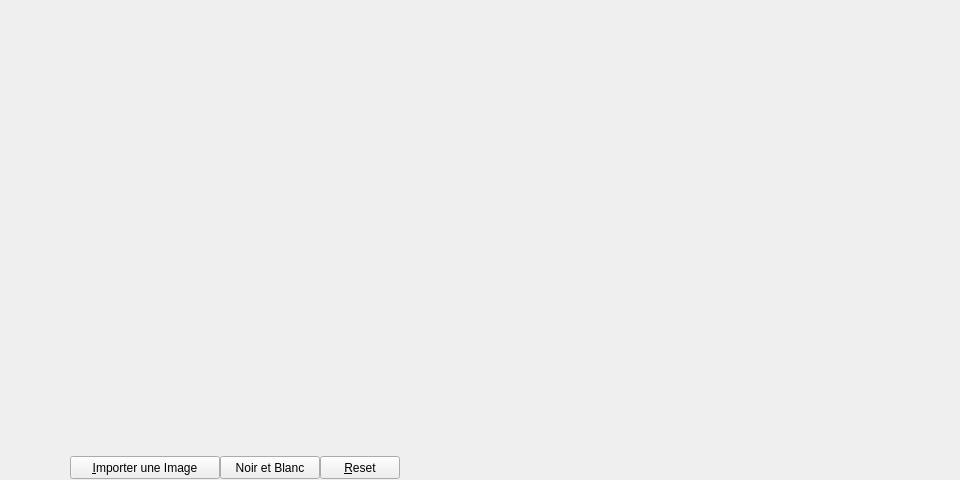
First picture: the form in Interface/InterfacePrincipale.ui, repository gdescomps/HoKo, before the edit.
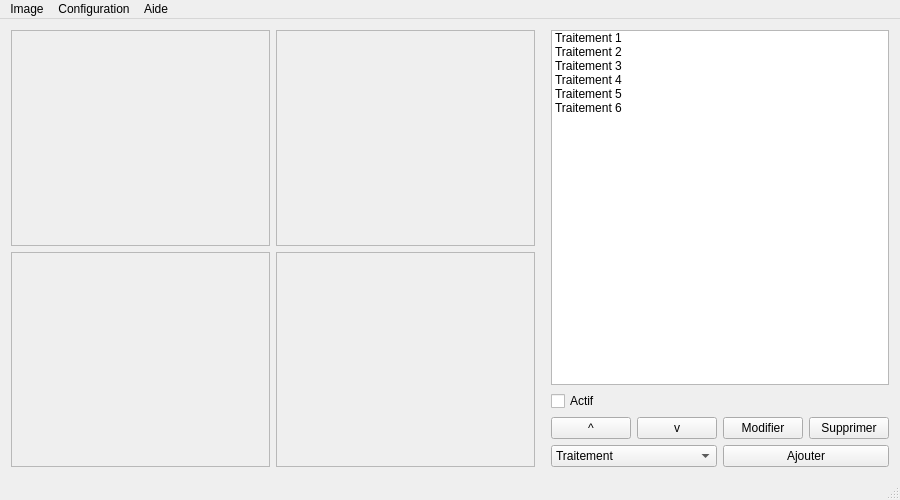
Second picture: the form after the edit. Icons and pictures are not drawn.

Commit message: Mise en forme de l'interface

What changed in the file:
```diff
--- a/Interface/InterfacePrincipale.ui
+++ b/Interface/InterfacePrincipale.ui
@@ -6,71 +6,323 @@
    <rect>
     <x>0</x>
     <y>0</y>
-    <width>960</width>
-    <height>480</height>
+    <width>900</width>
+    <height>500</height>
    </rect>
   </property>
+  <property name="minimumSize">
+   <size>
+    <width>900</width>
+    <height>500</height>
+   </size>
+  </property>
   <property name="windowTitle">
    <string>HoKo</string>
   </property>
+  <property name="windowIcon">
+   <iconset>
+    <normaloff>logo/hoko-logo-500.png</normaloff>logo/hoko-logo-500.png</iconset>
+  </property>
+  <property name="toolButtonStyle">
+   <enum>Qt::ToolButtonTextOnly</enum>
+  </property>
   <widget class="QWidget" name="centralWidget">
-   <widget class="QPushButton" name="btnOpen">
-    <property name="geometry">
-     <rect>
-      <x>70</x>
-      <y>456</y>
-      <width>150</width>
-      <height>23</height>
-     </rect>
+   <layout class="QHBoxLayout" name="horizontalLayout">
+    <item>
+     <layout class="QGridLayout" name="gridLayout_2">
+      <item row="0" column="1">
+       <widget class="QLabel" name="label_2">
+        <property name="sizePolicy">
+         <sizepolicy hsizetype="Expanding" vsizetype="Expanding">
+          <horstretch>0</horstretch>
+          <verstretch>0</verstretch>
+         </sizepolicy>
+        </property>
+        <property name="frameShape">
+         <enum>QFrame::StyledPanel</enum>
+        </property>
+        <property name="text">
+         <string/>
+        </property>
+       </widget>
+      </item>
+      <item row="1" column="0">
+       <widget class="QLabel" name="label_4">
+        <property name="sizePolicy">
+         <sizepolicy hsizetype="Expanding" vsizetype="Expanding">
+          <horstretch>0</horstretch>
+          <verstretch>0</verstretch>
+         </sizepolicy>
+        </property>
+        <property name="frameShape">
+         <enum>QFrame::StyledPanel</enum>
+        </property>
+        <property name="frameShadow">
+         <enum>QFrame::Plain</enum>
+        </property>
+        <property name="text">
+         <string/>
+        </property>
+       </widget>
+      </item>
+      <item row="0" column="0">
+       <widget class="QLabel" name="label">
+        <property name="sizePolicy">
+         <sizepolicy hsizetype="Expanding" vsizetype="Expanding">
+          <horstretch>0</horstretch>
+          <verstretch>0</verstretch>
+         </sizepolicy>
+        </property>
+        <property name="autoFillBackground">
+         <bool>false</bool>
+        </property>
+        <property name="frameShape">
+         <enum>QFrame::StyledPanel</enum>
+        </property>
+        <property name="frameShadow">
+         <enum>QFrame::Plain</enum>
+        </property>
+        <property name="text">
+         <string/>
+        </property>
+       </widget>
+      </item>
+      <item row="1" column="1">
+       <widget class="QLabel" name="label_3">
+        <property name="sizePolicy">
+         <sizepolicy hsizetype="Expanding" vsizetype="Expanding">
+          <horstretch>0</horstretch>
+          <verstretch>0</verstretch>
+         </sizepolicy>
+        </property>
+        <property name="frameShape">
+         <enum>QFrame::StyledPanel</enum>
+        </property>
+        <property name="text">
+         <string/>
+        </property>
+       </widget>
+      </item>
+     </layout>
+    </item>
+    <item>
+     <spacer name="horizontalSpacer">
+      <property name="orientation">
+       <enum>Qt::Horizontal</enum>
+      </property>
+      <property name="sizeType">
+       <enum>QSizePolicy::Fixed</enum>
+      </property>
+      <property name="sizeHint" stdset="0">
+       <size>
+        <width>10</width>
+        <height>20</height>
+       </size>
+      </property>
+     </spacer>
+    </item>
+    <item>
+     <layout class="QVBoxLayout" name="verticalLayout">
+      <item>
+       <widget class="QListWidget" name="listWidget">
+        <property name="sizePolicy">
+         <sizepolicy hsizetype="Preferred" vsizetype="Expanding">
+          <horstretch>0</horstretch>
+          <verstretch>0</verstretch>
+         </sizepolicy>
+        </property>
+        <property name="minimumSize">
+         <size>
+          <width>0</width>
+          <height>0</height>
+         </size>
+        </property>
+        <item>
+         <property name="text">
+          <string>Traitement 1</string>
+         </property>
+        </item>
+        <item>
+         <property name="text">
+          <string>Traitement 2</string>
+         </property>
+        </item>
+        <item>
+         <property name="text">
+          <string>Traitement 3</string>
+         </property>
+        </item>
+        <item>
+         <property name="text">
+          <string>Traitement 4</string>
+         </property>
+        </item>
+        <item>
+         <property name="text">
+          <string>Traitement 5</string>
+         </property>
+        </item>
+        <item>
+         <property name="text">
+          <string>Traitement 6</string>
+         </property>
+        </item>
+       </widget>
+      </item>
+      <item>
+       <widget class="QCheckBox" name="checkBox">
+        <property name="text">
+         <string>Actif</string>
+        </property>
+       </widget>
+      </item>
+      <item>
+       <layout class="QHBoxLayout" name="horizontalLayout_2">
+        <item>
+         <widget class="QPushButton" name="pushButton_2">
+          <property name="text">
+           <string>^</string>
+          </property>
+         </widget>
+        </item>
+        <item>
+         <widget class="QPushButton" name="pushButton_3">
+          <property name="sizePolicy">
+           <sizepolicy hsizetype="Minimum" vsizetype="Minimum">
+            <horstretch>0</horstretch>
+            <verstretch>0</verstretch>
+           </sizepolicy>
+          </property>
+          <property name="text">
+           <string>v</string>
+          </property>
+         </widget>
+        </item>
+        <item>
+         <widget class="QPushButton" name="pushButton_4">
+          <property name="text">
+           <string>Modifier</string>
+          </property>
+         </widget>
+        </item>
+        <item>
+         <widget class="QPushButton" name="pushButton">
+          <property name="text">
+           <string>Supprimer</string>
+          </property>
+         </widget>
+        </item>
+       </layout>
+      </item>
+      <item>
+       <layout class="QHBoxLayout" name="horizontalLayout_3">
+        <item>
+         <widget class="QComboBox" name="comboBox">
+          <item>
+           <property name="text">
+            <string>Traitement</string>
+           </property>
+          </item>
+          <item>
+           <property name="text">
+            <string>Traitement</string>
+           </property>
+          </item>
+          <item>
+           <property name="text">
+            <string>Traitement</string>
+           </property>
+          </item>
+          <item>
+           <property name="text">
+            <string>Traitement</string>
+           </property>
+          </item>
+          <item>
+           <property name="text">
+            <string>Traitement</string>
+           </property>
+          </item>
+         </widget>
+        </item>
+        <item>
+         <widget class="QPushButton" name="pushButton_5">
+          <property name="text">
+           <string>Ajouter</string>
+          </property>
+         </widget>
+        </item>
+       </layout>
+      </item>
+     </layout>
+    </item>
+   </layout>
+  </widget>
+  <widget class="QMenuBar" name="menuBar">
+   <property name="geometry">
+    <rect>
+     <x>0</x>
+     <y>0</y>
+     <width>900</width>
+     <height>20</height>
+    </rect>
+   </property>
+   <widget class="QMenu" name="menuHoKo">
+    <property name="title">
+     <string>Image</string>
     </property>
-    <property name="text">
-     <string>&amp;Importer une Image</string>
-    </property>
+    <addaction name="actionImporter_une_image"/>
+    <addaction name="actionSauvegarder_l_image_finale"/>
    </widget>
-   <widget class="QLabel" name="lblImage">
-    <property name="geometry">
-     <rect>
-      <x>0</x>
-      <y>0</y>
-      <width>950</width>
-      <height>455</height>
-     </rect>
+   <widget class="QMenu" name="menuCOnfiguration">
+    <property name="title">
+     <string>Configuration</string>
     </property>
-    <property name="text">
-     <string/>
-    </property>
+    <addaction name="actionCharger_une_configuration"/>
+    <addaction name="actionExporter_la_configuration"/>
    </widget>
-   <widget class="QPushButton" name="btnToGray">
-    <property name="geometry">
-     <rect>
-      <x>220</x>
-      <y>456</y>
-      <width>100</width>
-      <height>23</height>
-     </rect>
+   <widget class="QMenu" name="menuAide">
+    <property name="title">
+     <string>Aide</string>
     </property>
-    <property name="text">
-     <string>Noir et Blanc</string>
-    </property>
+    <addaction name="actionAide"/>
+    <addaction name="actionVersion"/>
    </widget>
-   <widget class="QPushButton" name="btnReset">
-    <property name="geometry">
-     <rect>
-      <x>320</x>
-      <y>456</y>
-      <width>80</width>
-      <height>23</height>
-     </rect>
-    </property>
-    <property name="text">
-     <string>&amp;Reset</string>
-    </property>
-   </widget>
-   <zorder>lblImage</zorder>
-   <zorder>btnOpen</zorder>
-   <zorder>btnToGray</zorder>
-   <zorder>btnReset</zorder>
+   <addaction name="menuHoKo"/>
+   <addaction name="menuCOnfiguration"/>
+   <addaction name="menuAide"/>
   </widget>
+  <widget class="QStatusBar" name="statusBar"/>
+  <action name="actionCharger_une_configuration">
+   <property name="text">
+    <string>Charger une configuration</string>
+   </property>
+  </action>
+  <action name="actionExporter_la_configuration">
+   <property name="text">
+    <string>Exporter la configuration</string>
+   </property>
+  </action>
+  <action name="actionImporter_une_image">
+   <property name="text">
+    <string>Importer une image</string>
+   </property>
+  </action>
+  <action name="actionSauvegarder_l_image_finale">
+   <property name="text">
+    <string>Sauvegarder l'image finale</string>
+   </property>
+  </action>
+  <action name="actionAide">
+   <property name="text">
+    <string>Guide d'utilisation</string>
+   </property>
+  </action>
+  <action name="actionVersion">
+   <property name="text">
+    <string>À propos de HoKo</string>
+   </property>
+  </action>
  </widget>
  <layoutdefault spacing="6" margin="11"/>
  <resources/>
```
The commit also changes 1 other file.
